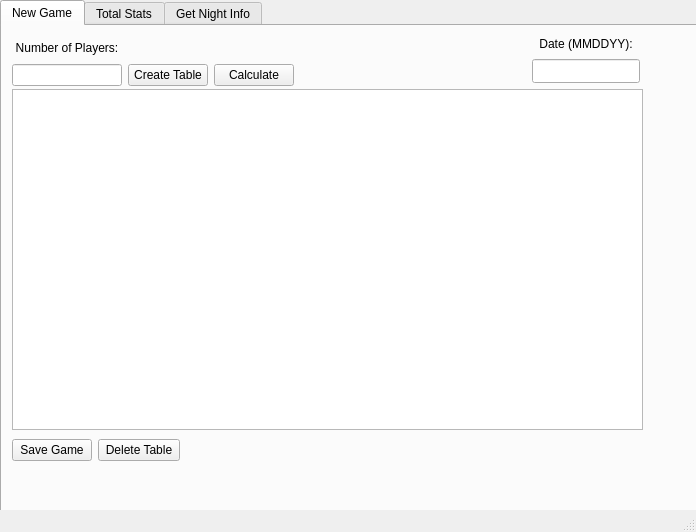
Before: the Qt Designer form mainwindow.ui in whackfather/PokerHub, drawn with Qt 5.
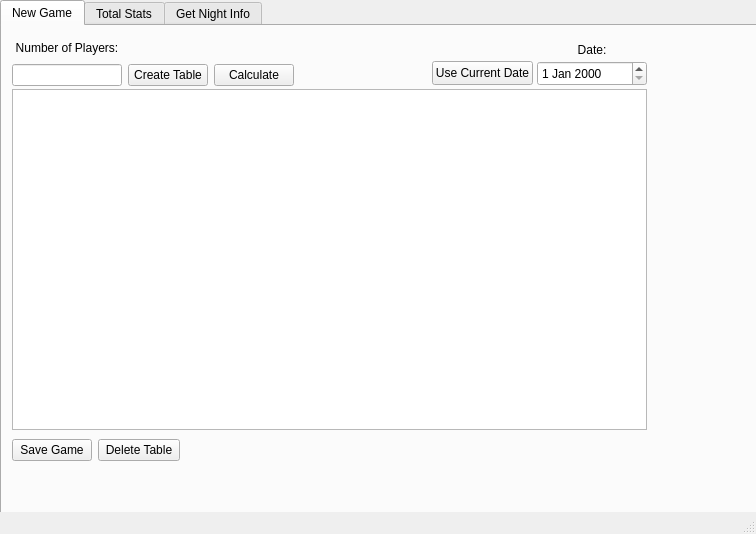
After: the same form once the commit is applied.

Commit message: added QDateEdit boxes for date entry; added list of all nights played to Get Night Info tab; added use current date button to new game tab

```diff
--- a/mainwindow.ui
+++ b/mainwindow.ui
@@ -6,8 +6,8 @@
    <rect>
     <x>0</x>
     <y>0</y>
-    <width>696</width>
-    <height>532</height>
+    <width>756</width>
+    <height>534</height>
    </rect>
   </property>
   <property name="mouseTracking">
@@ -106,7 +106,7 @@
        <rect>
         <x>10</x>
         <y>63</y>
-        <width>631</width>
+        <width>635</width>
         <height>341</height>
        </rect>
       </property>
@@ -114,32 +114,45 @@
        <number>0</number>
       </property>
      </widget>
-     <widget class="QLineEdit" name="dateOfPlay">
-      <property name="geometry">
-       <rect>
-        <x>530</x>
-        <y>33</y>
-        <width>108</width>
-        <height>24</height>
-       </rect>
-      </property>
-     </widget>
      <widget class="QLabel" name="lblDate">
       <property name="geometry">
        <rect>
-        <x>530</x>
-        <y>10</y>
-        <width>108</width>
-        <height>16</height>
+        <x>535</x>
+        <y>0</y>
+        <width>110</width>
+        <height>47</height>
        </rect>
       </property>
       <property name="text">
-       <string>Date (MMDDYY):</string>
+       <string>Date:</string>
       </property>
       <property name="alignment">
        <set>Qt::AlignmentFlag::AlignCenter</set>
       </property>
      </widget>
+     <widget class="QDateEdit" name="dateNewGame">
+      <property name="geometry">
+       <rect>
+        <x>535</x>
+        <y>35</y>
+        <width>110</width>
+        <height>25</height>
+       </rect>
+      </property>
+     </widget>
+     <widget class="QPushButton" name="btnUseCrntDate">
+      <property name="geometry">
+       <rect>
+        <x>430</x>
+        <y>35</y>
+        <width>101</width>
+        <height>24</height>
+       </rect>
+      </property>
+      <property name="text">
+       <string>Use Current Date</string>
+      </property>
+     </widget>
     </widget>
     <widget class="QWidget" name="tabTotalStats">
      <attribute name="title">
```
Left out of the diff: 68 changed lines with no effect on the pictures. The commit also changes 2 other files.
